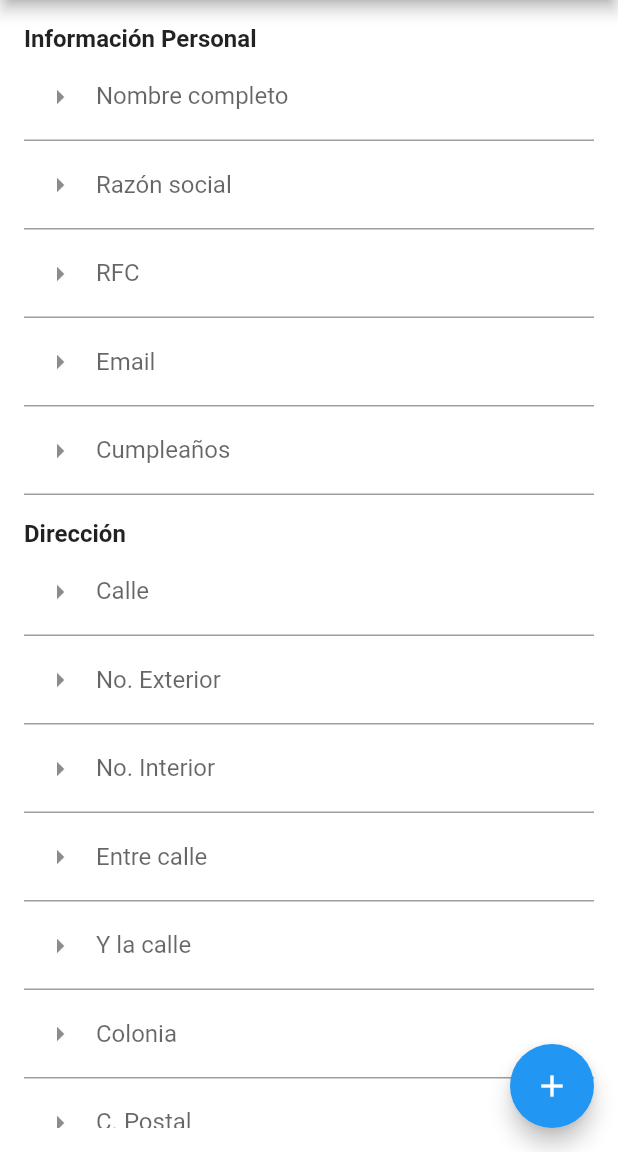
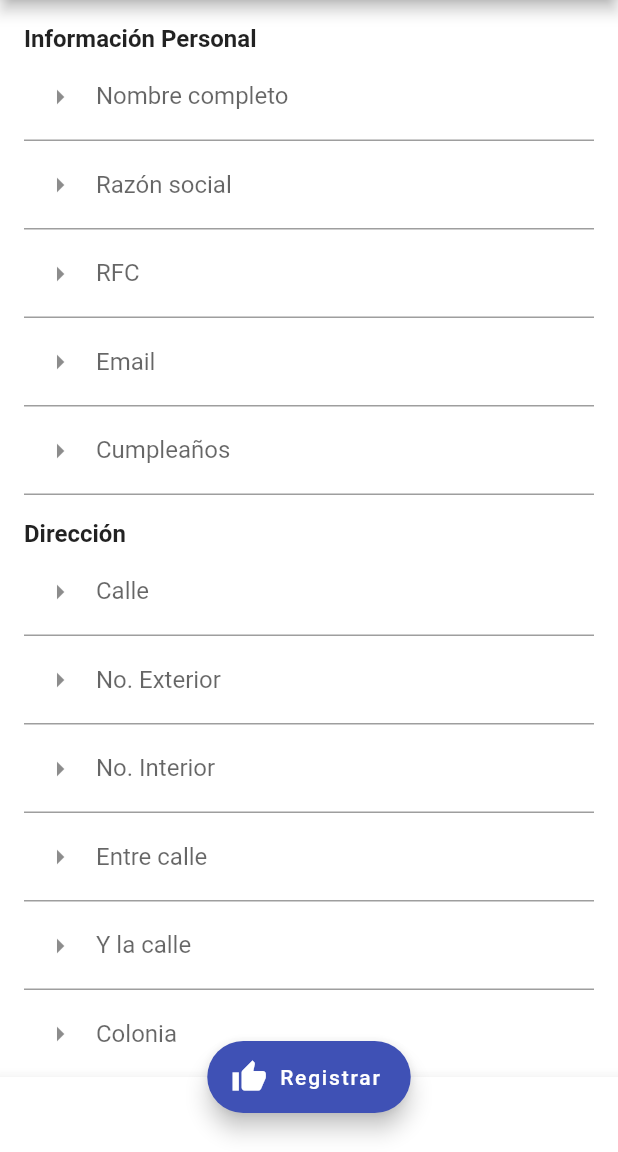
Before and after one commit to cardanxd/multiservicios_tun, a Flutter app: the screen it shows after launch, after a tap on "Registrar", on a phone screen of 412 x 824 dp, the part 84-1236 px from its top. Run offline on Flutter 3.47's test engine with Material 2 defaults, Android fonts, the phone set to English and light mode, and no system bars; Roboto replaces fonts that are missing (Georgia).

Commit message:
Mejoras en el diseño

```diff
--- a/lib/main.dart
+++ b/lib/main.dart
@@ -15,6 +15,9 @@ class MyApp extends StatelessWidget {
       theme: ThemeData(
         scaffoldBackgroundColor: Colors.white,
         visualDensity: VisualDensity.adaptivePlatformDensity,
+        primaryColor: Colors.indigo,
+        accentColor: Colors.indigo,
+        fontFamily: 'Georgia',
       ),
       home: Panel(),
     );
--- a/lib/src/paginas/Rcliente.dart
+++ b/lib/src/paginas/Rcliente.dart
@@ -419,12 +419,27 @@ class _RclienteState extends State<Rcliente> {
             ),
             _cliente == null
                 ? Container()
-                : Text(
-                    "El cliente ${_cliente.nombre} fue creado satisfactoriamente")
+                : ElevatedButton(
+                    child: Text('Aceptar y continuar',
+                        style: TextStyle(color: Colors.white)),
+                    style: ElevatedButton.styleFrom(
+                      primary: Colors.indigo,
+                      onPrimary: Colors.grey[900],
+                      shadowColor: Colors.black,
+                      elevation: 10,
+                      minimumSize: Size(150, 40),
+                      alignment: Alignment.center,
+                      shape: StadiumBorder(),
+                      side: BorderSide(color: Colors.indigo[600], width: 2),
+                    ),
+                    onPressed: () {
+                      Navigator.pop(context);
+                    },
+                  )
           ],
         ),
       ),
-      floatingActionButton: FloatingActionButton(
+      floatingActionButton: FloatingActionButton.extended(
         onPressed: () async {
           final String nombre = _nombre.text;
           final String razon = _razon.text;
@@ -483,8 +498,16 @@ class _RclienteState extends State<Rcliente> {
           });
         },
         tooltip: 'Registrar',
-        child: Icon(Icons.add),
+        backgroundColor: Colors.indigo,
+        label: const Text('Registrar'),
+        icon: const Icon(Icons.thumb_up),
       ),
+      bottomNavigationBar: BottomAppBar(
+        child: Container(
+          height: 50.0,
+        ),
+      ),
+      floatingActionButtonLocation: FloatingActionButtonLocation.centerDocked,
     );
   }
 }
--- a/lib/src/paginas/panel.dart
+++ b/lib/src/paginas/panel.dart
@@ -20,13 +20,16 @@ class _PanelState extends State<Panel> {
           padding: const EdgeInsets.all(1.0),
           child: ListView(
             children: [
+              SizedBox(
+                height: 20.0,
+              ),
               ClienteContainer(),
               SizedBox(
-                height: 20,
+                height: 20.0,
               ),
               VehiculoContainer(),
               SizedBox(
-                height: 20,
+                height: 20.0,
               ),
               OrdenContainer(),
             ],
--- a/lib/src/widget/ClienteContainer.dart
+++ b/lib/src/widget/ClienteContainer.dart
@@ -9,8 +9,10 @@ class ClienteContainer extends StatelessWidget {
   @override
   Widget build(BuildContext context) {
     return Container(
-        color: Colors.grey,
-        height: 175,
+        width: 200,
+        height: 200,
+        decoration: BoxDecoration(
+            borderRadius: BorderRadius.circular(10), color: Colors.grey),
         padding: EdgeInsets.all(20.0),
         child: Row(children: <Widget>[
           Image.asset(
@@ -18,6 +20,9 @@ class ClienteContainer extends StatelessWidget {
             width: 100,
             height: 100,
             fit: BoxFit.cover,
+            color: Colors.grey,
+            colorBlendMode: BlendMode.darken,
+            semanticLabel: '¿Desear realizar un nuevo registro?',
           ),
           SizedBox(
             width: 20,
@@ -38,18 +43,25 @@ class ClienteContainer extends StatelessWidget {
             SizedBox(
               height: 10.0,
             ),
-            MaterialButton(
-              minWidth: 150.0,
-              height: 40.0,
+            ElevatedButton(
+              child: Text('Registrar', style: TextStyle(color: Colors.white)),
+              style: ElevatedButton.styleFrom(
+                primary: Colors.indigo,
+                onPrimary: Colors.grey[900],
+                shadowColor: Colors.black,
+                elevation: 10,
+                minimumSize: Size(150, 40),
+                alignment: Alignment.center,
+                shape: StadiumBorder(),
+                side: BorderSide(color: Colors.indigo[600], width: 2),
+              ),
               onPressed: () {
                 Navigator.push(
                   context,
                   MaterialPageRoute(builder: (context) => Rcliente()),
                 );
               },
-              color: Colors.indigo,
-              child: Text('Registrar', style: TextStyle(color: Colors.white)),
-            )
+            ),
           ]))
         ]));
   }
--- a/lib/src/widget/OrdenContainer.dart
+++ b/lib/src/widget/OrdenContainer.dart
@@ -9,8 +9,9 @@ class OrdenContainer extends StatelessWidget {
   @override
   Widget build(BuildContext context) {
     return Container(
-        color: Colors.grey,
         height: 175,
+        decoration: BoxDecoration(
+            borderRadius: BorderRadius.circular(10), color: Colors.grey),
         padding: EdgeInsets.all(20.0),
         child: Row(children: <Widget>[
           Image.asset(
@@ -18,13 +19,16 @@ class OrdenContainer extends StatelessWidget {
             width: 100,
             height: 100,
             fit: BoxFit.cover,
+            color: Colors.grey,
+            colorBlendMode: BlendMode.darken,
+            semanticLabel: '¿Desear realizar un nuevo registro?',
           ),
           SizedBox(
-              width: 20,
-            ),
+            width: 20,
+          ),
           new Container(
               child: new Column(children: <Widget>[
-                SizedBox(
+            SizedBox(
               height: 40.0,
             ),
             Text(
@@ -38,18 +42,24 @@ class OrdenContainer extends StatelessWidget {
             SizedBox(
               height: 10.0,
             ),
-            MaterialButton(
-              minWidth: 150.0,
-              height: 40.0,
+            ElevatedButton(
+              child: Text('Registrar', style: TextStyle(color: Colors.white)),
+              style: ElevatedButton.styleFrom(
+                primary: Colors.indigo,
+                onPrimary: Colors.grey[900],
+                shadowColor: Colors.black,
+                elevation: 10,
+                minimumSize: Size(150, 40),
+                alignment: Alignment.center,
+                shape: StadiumBorder(),
+                side: BorderSide(color: Colors.indigo[600], width: 2),
+              ),
               onPressed: () {
                 Navigator.push(
                   context,
                   MaterialPageRoute(builder: (context) => Rorden()),
                 );
               },
-              color: Colors.indigo,
-              child: Text('Registrar',
-                  style: TextStyle(color: Colors.white)),
             )
           ]))
         ]));
--- a/lib/src/widget/VehiculoContainer.dart
+++ b/lib/src/widget/VehiculoContainer.dart
@@ -9,8 +9,9 @@ class VehiculoContainer extends StatelessWidget {
   @override
   Widget build(BuildContext context) {
     return Container(
-        color: Colors.grey[400],
         height: 175,
+        decoration: BoxDecoration(
+            borderRadius: BorderRadius.circular(10), color: Colors.grey[400]),
         padding: EdgeInsets.all(20.0),
         child: Row(children: <Widget>[
           Image.asset(
@@ -18,13 +19,16 @@ class VehiculoContainer extends StatelessWidget {
             width: 100,
             height: 100,
             fit: BoxFit.cover,
+            color: Colors.grey[400],
+            colorBlendMode: BlendMode.darken,
+            semanticLabel: '¿Desear realizar un nuevo registro?',
           ),
           SizedBox(
-              width: 20,
-            ),
+            width: 20,
+          ),
           new Container(
               child: new Column(children: <Widget>[
-                SizedBox(
+            SizedBox(
               height: 40.0,
             ),
             Text(
@@ -38,19 +42,24 @@ class VehiculoContainer extends StatelessWidget {
             SizedBox(
               height: 10.0,
             ),
-            MaterialButton(
-              minWidth: 150.0,
-              height: 40.0,
+            ElevatedButton(
+              child: Text('Registrar', style: TextStyle(color: Colors.white)),
+              style: ElevatedButton.styleFrom(
+                primary: Colors.indigo,
+                onPrimary: Colors.grey[900],
+                shadowColor: Colors.black,
+                elevation: 10,
+                minimumSize: Size(150, 40),
+                alignment: Alignment.center,
+                shape: StadiumBorder(),
+                side: BorderSide(color: Colors.indigo[600], width: 2),
+              ),
               onPressed: () {
                 Navigator.push(
                   context,
-                  MaterialPageRoute(
-                      builder: (context) => Rvehiculo()),
+                  MaterialPageRoute(builder: (context) => Rvehiculo()),
                 );
               },
-              color: Colors.indigo,
-              child: Text('Registrar',
-                  style: TextStyle(color: Colors.white)),
             )
           ]))
         ]));
```
Also changed, not shown: lib/src/paginas/Rorden.dart (+19 -8 lines), lib/src/paginas/Rvehiculo.dart (+19 -8 lines), lib/src/paginas/dd.dart (deleted).
